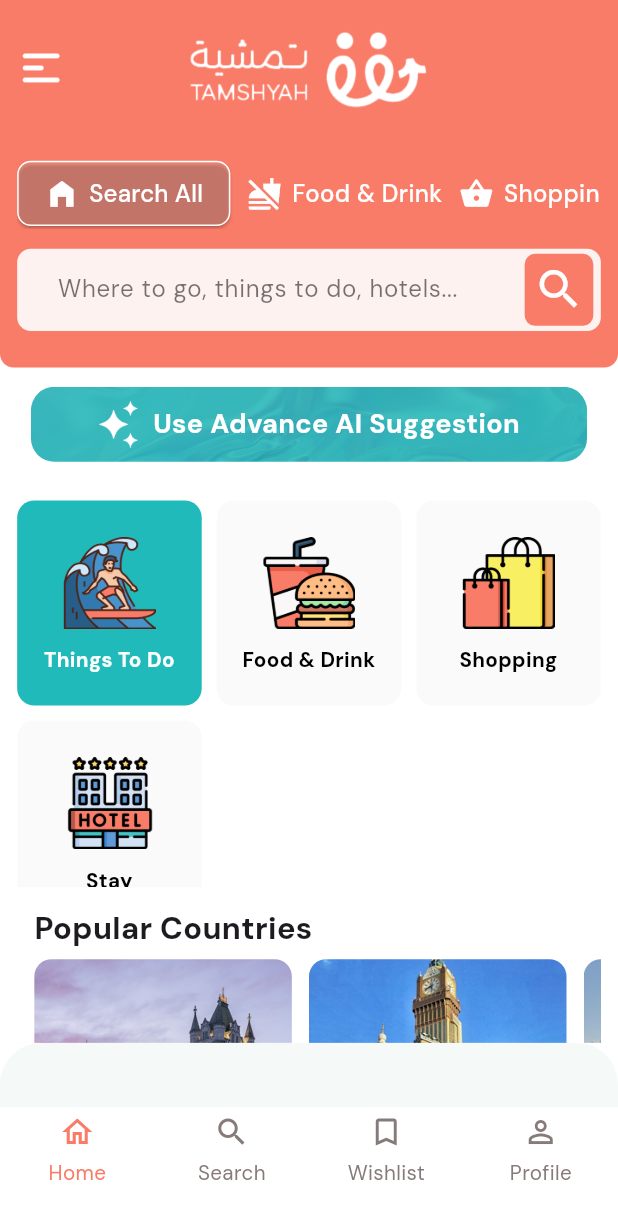
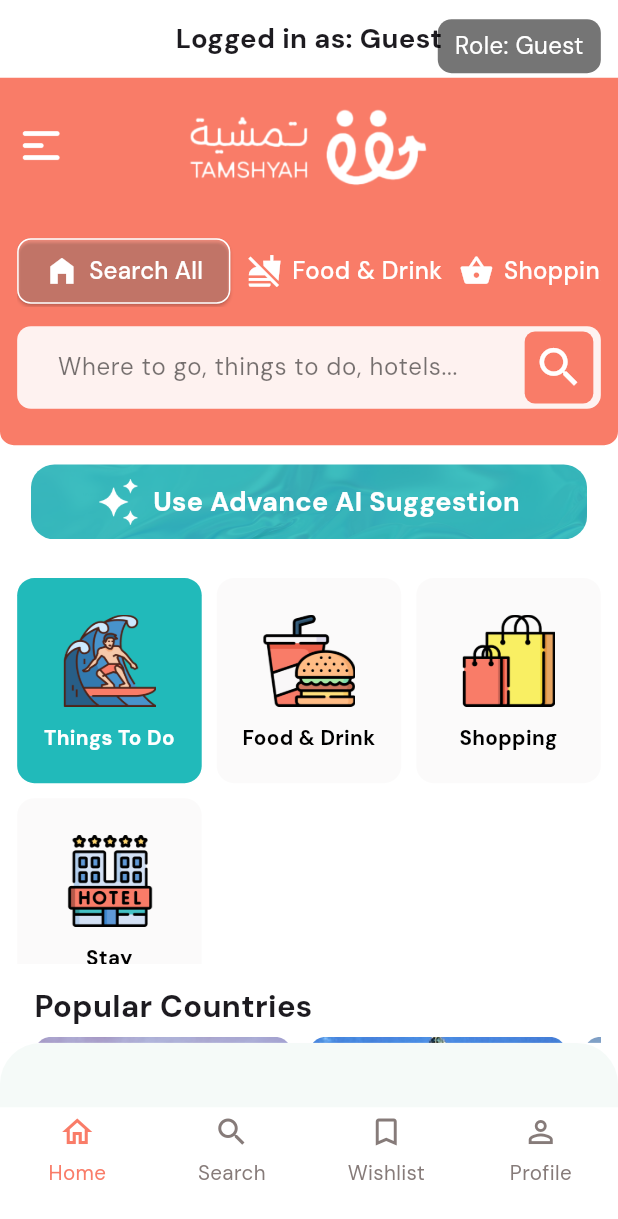
Before and after one commit to asifjahan1/kaldmv, a Flutter app: the screen it shows after launch, after a tap on "Get Started", after a tap on "Home", on a phone screen of 412 x 824 dp. Shown: the top 1219 px of the screen. Run offline on Flutter 3.47's test engine with Material 3 defaults, Android fonts, the phone set to English and light mode, and no system bars; our stand-ins replace cached_network_image, dotted_border, file_picker, flutter_easyloading, flutter_screenutil, flutter_spinkit and 12 more; missing offline and left inert: flutter_quill.

Commit message:
need to work with signup controller for JWT token

```diff
--- a/lib/User/Auth/controller/login_controller.dart
+++ b/lib/User/Auth/controller/login_controller.dart
@@ -106,11 +106,13 @@
 
 import 'dart:convert';
 import 'dart:developer';
+
 import 'package:flutter/material.dart';
 import 'package:get/get.dart';
 import 'package:shared_preferences/shared_preferences.dart';
 import 'package:flutter_easyloading/flutter_easyloading.dart';
 import 'package:http/http.dart' as http;
+import 'package:jwt_decoder/jwt_decoder.dart';
 
 import 'package:kaldmv/User/Views/features/Bottom_Nav_Bar/controller/bottom_nav_bar_controller.dart';
 import 'package:kaldmv/User/Views/features/Bottom_Nav_Bar/screen/custom_bottom_navbar_screen.dart';
@@ -134,14 +136,29 @@
 
   Future<void> _initPrefs() async {
     _prefs = await SharedPreferences.getInstance();
+    final savedRole = _prefs.getString('user_role');
+    if (savedRole != null) {
+      storedRole.value = savedRole;
+      log('Loaded role from SharedPreferences: $savedRole');
+    }
   }
 
   void togglePasswordVisibility() {
     isPasswordVisible.value = !isPasswordVisible.value;
   }
 
-  // Login
   Future<void> handleLogin() async {
+    // Validate required fields
+    if (emailTEController.text.trim().isEmpty ||
+        passwordTEController.text.trim().isEmpty) {
+      Get.snackbar(
+        "Missing fields",
+        "Please enter both email and password.",
+        snackPosition: SnackPosition.TOP,
+      );
+      return;
+    }
+
     isLoginLoading.value = true;
     EasyLoading.show(status: "Logging in...");
 
@@ -165,44 +182,60 @@
       log("Login response code: ${response.statusCode}");
       log("Login response body: ${response.body}");
 
+      if (response.statusCode == 200) {
         final data = jsonDecode(response.body);
+        if (data['success'] == true) {
+          // Extract JWT
+          final String? token = data['data']?['token'] ?? data['token'];
+          if (token == null) {
+            throw Exception("No token found in response");
+          }
 
-      // if (response.statusCode == 200) {
-      //   final role = data['data']?['role'] ?? 'user'; // Default fallback
-      //   await _prefs.setString('user_role', role.toLowerCase());
-      //   storedRole.value = role.toLowerCase();
+          // Decode JWT to get role
+          try {
+            final Map<String, dynamic> decodedToken = JwtDecoder.decode(token);
+            log("Decoded JWT: $decodedToken");
+            final String? role = decodedToken['role']?.toString();
+            if (role == null || !['user', 'admin'].contains(role)) {
+              throw Exception("Invalid or missing role in JWT");
+            }
 
-      //   final bottomNavController = Get.find<BottomNavController>();
-      //   await bottomNavController.refreshRole();
-
-      //   EasyLoading.showSuccess("Login successful");
-      //   Get.offAll(() => BottomNavScreen());
-      // }
-      if (response.statusCode == 200) {
-        final token = data['data']?['token'] ?? '';
-        // decoded the token to get the role
-                final role = data['data']?['role'] ?? 'user';
-
+            // Save token, role, and login status
             await _prefs.setString('auth_token', token);
             await _prefs.setString('user_role', role.toLowerCase());
             await _prefs.setBool('is_logged_in', true);
+            storedRole.value = role.toLowerCase();
+            log(
+              "Saved to SharedPreferences: auth_token=$token, user_role=$role, is_logged_in=true",
+            );
 
-        storedRole.value = role.toLowerCase();
-
+            // Refresh BottomNavController role
             final bottomNavController = Get.find<BottomNavController>();
             await bottomNavController.refreshRole();
 
             EasyLoading.showSuccess("Login Successful");
             Get.offAll(() => BottomNavScreen());
+          } catch (e) {
+            log("JWT decode error: $e");
+            EasyLoading.showError("Failed to process user role");
+            return;
+          }
         } else {
           EasyLoading.showError(
             data['message'] ?? "Login failed",
-          duration: Duration(seconds: 3),
+            duration: const Duration(seconds: 3),
+          );
+        }
+      } else {
+        final data = jsonDecode(response.body);
+        EasyLoading.showError(
+          data['message'] ?? "Login failed",
+          duration: const Duration(seconds: 3),
         );
       }
     } catch (e) {
       log("Login error: $e");
-      EasyLoading.showError("An error occurred");
+      EasyLoading.showError("An error occurred: $e");
     } finally {
       isLoginLoading.value = false;
       EasyLoading.dismiss();
--- a/lib/User/Views/features/Bottom_Nav_Bar/controller/bottom_nav_bar_controller.dart
+++ b/lib/User/Views/features/Bottom_Nav_Bar/controller/bottom_nav_bar_controller.dart
@@ -234,16 +234,17 @@
 //   }
 // }
 
+import 'dart:developer';
 import 'package:flutter/material.dart';
 import 'package:get/get.dart';
 import 'package:shared_preferences/shared_preferences.dart';
-import '../../Add_New_Item/view/add_new_item_screen.dart';
-import '../../Home/views/home_page.dart';
-import '../../Profile/views/Guest_profile/guest_profile.dart';
-import '../../Profile/views/Owner_Profile/owner_profile.dart';
-import '../../Search/view/search_screen.dart';
-import '../../Whishlist/views/whishlist_screen.dart';
-import '../../Home/views/tsfs_screen.dart';
+import 'package:kaldmv/User/Views/features/Home/views/home_page.dart';
+import 'package:kaldmv/User/Views/features/Add_New_Item/view/add_new_item_screen.dart';
+import 'package:kaldmv/User/Views/features/Profile/views/Guest_profile/guest_profile.dart';
+import 'package:kaldmv/User/Views/features/Profile/views/Owner_Profile/owner_profile.dart';
+import 'package:kaldmv/User/Views/features/Search/view/search_screen.dart';
+import 'package:kaldmv/User/Views/features/Whishlist/views/whishlist_screen.dart';
+import 'package:kaldmv/User/Views/features/Home/views/tsfs_screen.dart';
 
 class BottomNavController extends GetxController {
   var selectedIndex = 0.obs;
@@ -266,35 +267,107 @@
 
   /// Loads user role from SharedPreferences and sets isRoleLoaded to true
   Future<void> loadRole() async {
-    final prefs = await SharedPreferences.getInstance();
-    storedRole.value = prefs.getString('user_role')?.toLowerCase() ?? 'user';
-    isRoleLoaded.value = true;
+    try {
+      final prefs = await SharedPreferences.getInstance();
+      final role = prefs.getString('user_role')?.toLowerCase() ?? 'user';
+      if (['user', 'admin'].contains(role)) {
+        storedRole.value = role;
+      } else {
+        storedRole.value = 'user'; // Default to user for invalid roles
+        log(
+          'Invalid role found in SharedPreferences: $role, defaulting to user',
+        );
+      }
+      isRoleLoaded.value = true;
+      log('Loaded role: ${storedRole.value}');
+    } catch (e) {
+      log('Error loading role: $e');
+      storedRole.value = 'user';
+      isRoleLoaded.value = true;
+    }
   }
 
   /// Refreshes the role from SharedPreferences (for explicit manual refresh)
   Future<void> refreshRole() async {
-    final prefs = await SharedPreferences.getInstance();
-    storedRole.value = prefs.getString('user_role')?.toLowerCase() ?? 'user';
+    try {
+      final prefs = await SharedPreferences.getInstance();
+      final role = prefs.getString('user_role')?.toLowerCase() ?? 'user';
+      if (['user', 'admin'].contains(role)) {
+        storedRole.value = role;
+      } else {
+        storedRole.value = 'user';
+        log(
+          'Invalid role found in SharedPreferences: $role, defaulting to user',
+        );
+      }
+      log('Refreshed role: ${storedRole.value}');
+    } catch (e) {
+      log('Error refreshing role: $e');
+      storedRole.value = 'user';
+    }
   }
+
+  /// Returns UI-friendly role name
+  String get displayRole => storedRole.value == 'admin' ? 'Owner' : 'Guest';
 
   /// Returns the profile screen widget based on storedRole
   Widget getProfileScreen() {
     final role = storedRole.value;
-    if (role == 'admin') return OwnerProfile(isOwner: true);
-    if (role == 'user') return GuestProfile();
-    return const Center(child: Text('Invalid user role'));
+    if (role == 'admin') {
+      log('Returning OwnerProfile for role: $role');
+      return const OwnerProfile(
+        activePlacesCount: 1,
+        totalReviewsCount: 5,
+        totalViewsCount: 3,
+      );
+    }
+    if (role == 'user') {
+      log('Returning GuestProfile for role: $role');
+      return const GuestProfile();
+    }
+    log('Invalid role: $role, returning default GuestProfile');
+    return const GuestProfile();
   }
 
   /// Change selected bottom nav index and refresh stored role
   Future<void> changeIndex(int index) async {
-    final prefs = await SharedPreferences.getInstance();
-    storedRole.value = prefs.getString('user_role')?.toLowerCase() ?? 'user';
-    selectedIndex.value = index;
+    try {
+      final prefs = await SharedPreferences.getInstance();
+      final role = prefs.getString('user_role')?.toLowerCase() ?? 'user';
+      if (['user', 'admin'].contains(role)) {
+        storedRole.value = role;
+      } else {
+        storedRole.value = 'user';
+        log(
+          'Invalid role found in SharedPreferences: $role, defaulting to user',
+        );
+      }
+      selectedIndex.value = index;
+      log('Changed index to $index, role: ${storedRole.value}');
+    } catch (e) {
+      log('Error changing index: $e');
+      selectedIndex.value = index;
+      storedRole.value = 'user';
+    }
+  }
+
+  /// Resets navigation state after logout
+  void resetNavigation() {
+    selectedIndex.value = 0;
+    searchType.value = '';
+    searchIndex.value = 0;
+    searchPlaceName.value = '';
+    customSearchContent.value = null;
+    customTab2Content.value = null;
+    storedRole.value = 'user';
+    isRoleLoaded.value = false;
+    log('Navigation state reset');
   }
 
   /// Returns the current screen widget based on selectedIndex and role
   Widget get currentScreen {
     if (!isRoleLoaded.value) {
+      log('Role not loaded, showing loading indicator');
       return const Center(child: CircularProgressIndicator());
     }
     switch (selectedIndex.value) {
@@ -308,12 +381,13 @@
           customContent: customSearchContent.value,
         );
       case 2:
-        return WhishlistScreen();
+        return customTab2Content.value ?? WhishlistScreen();
       case 3:
         return getProfileScreen();
       case addItemScreenIndex:
         return AddNewPlaceScreen();
       default:
+        log('Invalid index ${selectedIndex.value}, defaulting to HomePage');
         return HomePage();
     }
   }
@@ -325,17 +399,20 @@
     searchPlaceName.value = name;
     customSearchContent.value = null;
     selectedIndex.value = 1;
+    log('Opened search screen: type=$type, index=$index, name=$name');
   }
 
   /// Opens TSFSScreen inside Search tab (tab index 1)
   void openTSFSScreen() {
     customSearchContent.value = TSFSScreen();
     selectedIndex.value = 1;
+    log('Opened TSFSScreen in Search tab');
   }
 
   /// Opens TSFSScreen inside tab index 2
   void openTSFSScreenInTab2() {
     customTab2Content.value = TSFSScreen();
     selectedIndex.value = 2;
+    log('Opened TSFSScreen in tab 2');
   }
 }
--- a/lib/User/Views/features/Bottom_Nav_Bar/screen/custom_bottom_navbar_screen.dart
+++ b/lib/User/Views/features/Bottom_Nav_Bar/screen/custom_bottom_navbar_screen.dart
@@ -235,11 +235,11 @@
 import 'package:flutter/material.dart';
 import 'package:flutter_screenutil/flutter_screenutil.dart';
 import 'package:get/get.dart';
-import '../controller/bottom_nav_bar_controller.dart';
+import 'package:kaldmv/User/Views/features/Bottom_Nav_Bar/controller/bottom_nav_bar_controller.dart';
 
 class BottomNavScreen extends StatelessWidget {
   BottomNavScreen({super.key});
-  final BottomNavController controller = Get.put(BottomNavController());
+  final BottomNavController controller = Get.find<BottomNavController>();
 
   final List<IconData> icons = [
     Icons.home_outlined,
@@ -252,7 +252,30 @@
   @override
   Widget build(BuildContext context) {
     return Scaffold(
-      body: Obx(() => controller.currentScreen),
+      body: Stack(
+        children: [
+          // Main content
+          Obx(() => controller.currentScreen),
+          // Debug banner to show role
+          Obx(
+            () => Positioned(
+              top: 10.h,
+              right: 10.w,
+              child: Container(
+                padding: EdgeInsets.symmetric(horizontal: 10.w, vertical: 5.h),
+                decoration: BoxDecoration(
+                  color: Colors.black54,
+                  borderRadius: BorderRadius.circular(8.r),
+                ),
+                child: Text(
+                  'Role: ${controller.displayRole}',
+                  style: TextStyle(color: Colors.white, fontSize: 14.sp),
+                ),
+              ),
+            ),
+          ),
+        ],
+      ),
       floatingActionButtonLocation: FloatingActionButtonLocation.centerDocked,
       bottomNavigationBar: Obx(() {
         final role = controller.storedRole.value.toLowerCase();
@@ -270,7 +293,7 @@
                 height: 100.h / 3,
                 child: Container(
                   decoration: BoxDecoration(
-                    color: const Color(0xFFF5FAF8),
+                    color: Color(0xFFF5FAF8),
                     borderRadius: BorderRadius.only(
                       topLeft: Radius.circular(24.r),
                       topRight: Radius.circular(24.r),
@@ -285,7 +308,10 @@
                   children: List.generate(icons.length, (index) {
                     return Expanded(
                       child: InkWell(
-                        onTap: () => controller.changeIndex(index),
+                        onTap: () {
+                          log('Tapped tab: ${labels[index]}');
+                          controller.changeIndex(index);
+                        },
                         child: Column(
                           mainAxisAlignment: MainAxisAlignment.center,
                           children: [
@@ -319,7 +345,7 @@
                   child: FloatingActionButton(
                     backgroundColor: const Color(0xFFF97C68),
                     onPressed: () {
-                      log("FAB tapped!");
+                      log('FAB tapped, navigating to AddNewPlaceScreen');
                       controller.changeIndex(
                         BottomNavController.addItemScreenIndex,
                       );
--- a/lib/User/Views/features/Home/views/home_page.dart
+++ b/lib/User/Views/features/Home/views/home_page.dart
@@ -20,6 +20,7 @@
     Get.put(CustomTextFieldController(), tag: 'group_type_dropdown');
   }
   final HomeController controller = Get.put(HomeController());
+  final BottomNavController navController = Get.find<BottomNavController>();
 
   final List<String> startTimeOptions = [
     '9:00 AM',
@@ -53,6 +54,22 @@
         child: SingleChildScrollView(
           child: Column(
             children: [
+              // Role Display
+              Obx(
+                () => Padding(
+                  padding: EdgeInsets.symmetric(
+                    horizontal: 20.w,
+                    vertical: 10.h,
+                  ),
+                  child: Text(
+                    'Logged in as: ${navController.displayRole}',
+                    style: TextStyle(
+                      fontSize: 16.sp,
+                      fontWeight: FontWeight.bold,
+                    ),
+                  ),
+                ),
+              ),
               // Header
               Obx(
                 () => CustomHeader(
--- a/lib/route/route.dart
+++ b/lib/route/route.dart
@@ -42,7 +42,7 @@
       page: () {
         final args = Get.arguments as Map<String, dynamic>? ?? {};
         return OwnerProfile(
-          isOwner: args['isOwner'] ?? true,
+          // isOwner: args['isOwner'] ?? true,
           activePlacesCount: args['activePlacesCount'] ?? 1,
           totalReviewsCount: args['totalReviewsCount'] ?? 5,
           totalViewsCount: args['totalViewsCount'] ?? 3,
--- a/pubspec.yaml
+++ b/pubspec.yaml
@@ -65,6 +65,7 @@
   dotted_border: ^3.0.1
   get_storage: ^2.1.1
   google_sign_in: ^7.0.0
+  jwt_decoder: ^2.0.1
 
 dev_dependencies:
   flutter_test:
```
Also changed, not shown: lib/User/Views/features/Profile/views/Guest_profile/guest_profile.dart (+15 -5 lines), lib/User/Views/features/Profile/views/Owner_Profile/owner_profile.dart (+16 -12 lines), pubspec.lock. Lines whose indentation alone changed are shown as unchanged.
